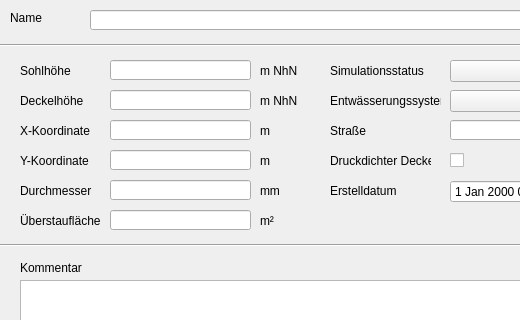
Above: templates/schaechte.ui from hoettges/QKan before the change; both pictures show x 0 to 520 and y 0 to 320 of the 647 by 422 pixel window. Below: the same form after it.
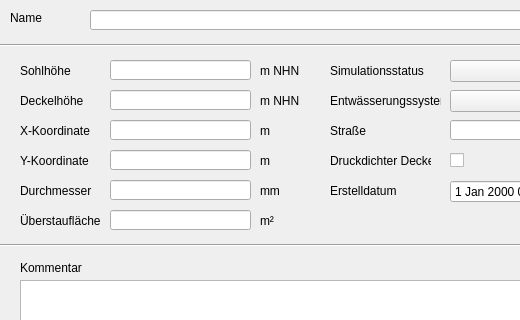
That is the form after the change. Custom widgets are drawn as their Qt base class.

```diff
--- a/templates/schaechte.ui
+++ b/templates/schaechte.ui
@@ -105,7 +105,7 @@
      </rect>
     </property>
     <property name="text">
-     <string>m NhN</string>
+     <string>m NHN</string>
     </property>
    </widget>
    <widget class="QLabel" name="label_70">
@@ -183,7 +183,7 @@
      </rect>
     </property>
     <property name="text">
-     <string>m NhN</string>
+     <string>m NHN</string>
     </property>
    </widget>
    <widget class="QLabel" name="label_3">
```
Left out of the diff: 15 changed lines with no effect on the pictures.
